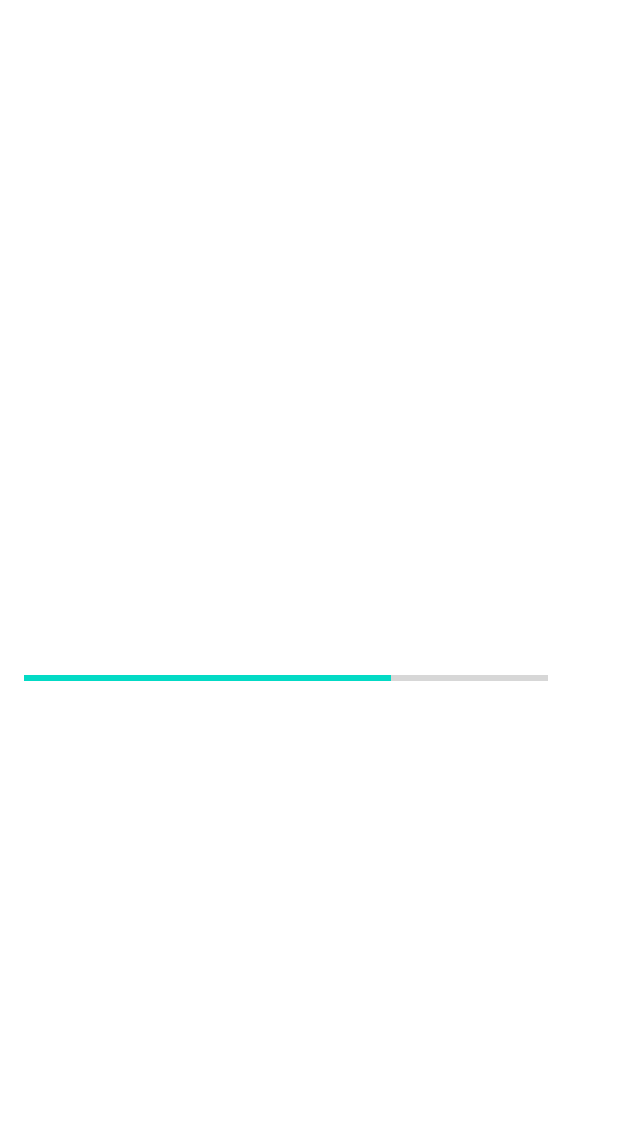
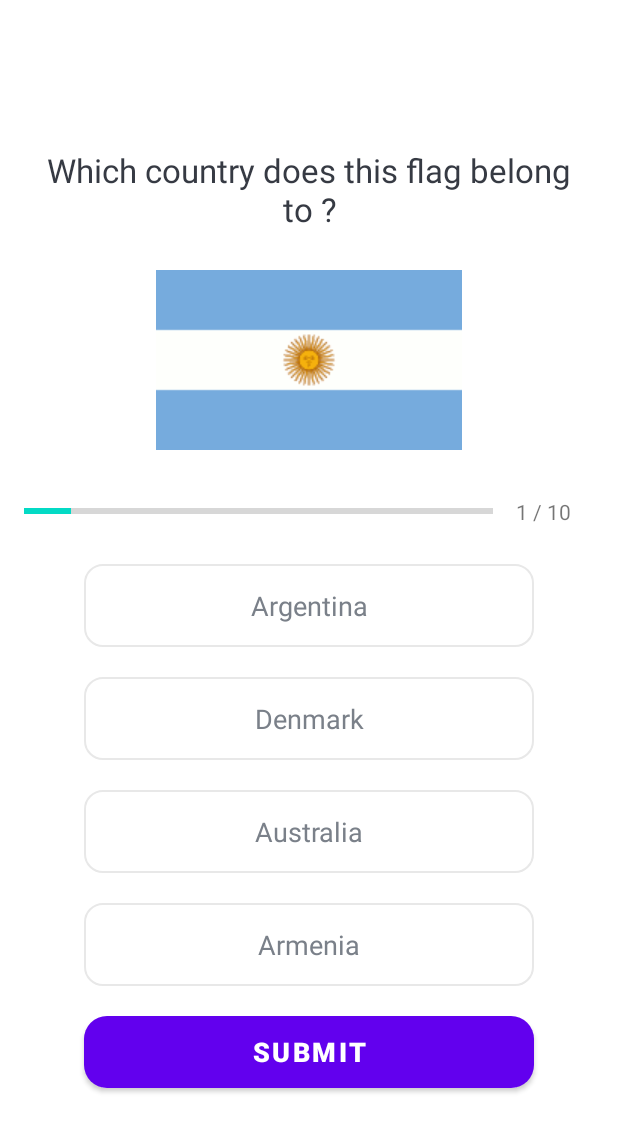
Before and after one commit to Satyum-Singh/Quiz-App, an Android app: the QuizQuestions screen opened directly, with no data from a screen before it, on a phone screen of 412 x 824 dp. Shown: the top 1132 px of the screen. Run offline under Robolectric (Android 15) with nearby library versions, the phone set to English and light mode, and no system bars.

Commit message:
Functionality of all button of second screen is ready.

```diff
--- a/app/src/main/java/com/example/quiz_app/QuizQuestions.kt
+++ b/app/src/main/java/com/example/quiz_app/QuizQuestions.kt
@@ -1,21 +1,160 @@
 package com.example.quiz_app
 
+import android.graphics.Color
+import android.graphics.Typeface
 import androidx.appcompat.app.AppCompatActivity
 import android.os.Bundle
 import android.provider.SyncStateContract.Constants
 import android.util.Log
+import android.view.View
+import android.view.ViewConfiguration
 import android.widget.Button
 import android.widget.EditText
-import com.example.quiz_app.Constraints.getQuestion
+import android.widget.ImageView
+import android.widget.ProgressBar
+import android.widget.TextView
+import androidx.appcompat.content.res.AppCompatResources.getDrawable
+import androidx.core.content.ContextCompat
+import androidx.core.content.ContextCompat.getDrawable
 
-class QuizQuestions : AppCompatActivity() {
+
+class QuizQuestions : AppCompatActivity(), View.OnClickListener {
+
+
+    private var mCurrentPosition : Int =1;
+    private var mQuestionsList : ArrayList<Questions>? = null
+    private var mSelectedOptionPosition : Int = 0;
+
+    private var progressBar: ProgressBar? = null
+    private var tvProgress : TextView? = null
+    private var tvQuestion : TextView? = null
+    private var ivImage : ImageView? = null
+
+    private var tvOptionOne : TextView? = null
+    private var tvOptionTwo : TextView? = null
+    private var tvOptionThree : TextView? = null
+    private var tvOptionFour : TextView? = null
+    private var btnSubmit : Button? = null
+
     override fun onCreate(savedInstanceState: Bundle?) {
         super.onCreate(savedInstanceState)
         setContentView(R.layout.activity_quiz_questions)
 
-        val questionsList = Constraints.getQuestion()
-        Log.i("QuestionsList size is","${questionsList.size}")
+        progressBar = findViewById(R.id.progressbar)
+        tvProgress = findViewById(R.id.tv_progress)
+        tvQuestion = findViewById(R.id.tv_ques)
+        ivImage = findViewById(R.id.iv_image)
+
+        tvOptionOne = findViewById(R.id.tv_option_one)
+        tvOptionTwo = findViewById(R.id.tv_option_two)
+        tvOptionThree = findViewById(R.id.tv_option_three)
+        tvOptionFour =findViewById(R.id.tv_option_four)
+
+        tvOptionOne?.setOnClickListener(this)
+        tvOptionTwo?.setOnClickListener(this)
+        tvOptionThree?.setOnClickListener(this)
+        tvOptionFour?.setOnClickListener(this)
+        btnSubmit?.setOnClickListener(this)
+
+        mQuestionsList = Constraints.getQuestion()
+        btnSubmit = findViewById(R.id.submit)
+        setQuestion()
 
 
     }
+
+    private fun setQuestion() {
+
+        mCurrentPosition = 1
+        val question: Questions = mQuestionsList!![mCurrentPosition - 1]
+        progressBar?.progress = mCurrentPosition
+        tvProgress?.text = "$mCurrentPosition / ${progressBar?.max}"
+        tvQuestion?.text = question.question
+        ivImage?.setImageResource(question.image)
+        tvOptionOne?.text = question.optionOne
+        tvOptionTwo?.text = question.optionTwo
+        tvOptionThree?.text = question.optionThree
+        tvOptionFour?.text = question.optionFour
+
+        if(mCurrentPosition == mQuestionsList!!.size){
+           btnSubmit?.text = "Finish"
+        }
+        else{
+            btnSubmit?.text = "Submit"
+        }
+
+    }
+
+    private fun defaultOptionsView(){
+
+        val options = ArrayList<TextView>()
+        tvOptionOne?.let{
+            options.add(0,it)
+        }
+        tvOptionTwo?.let{
+            options.add(1,it)
+        }
+        tvOptionThree?.let{
+            options.add(2,it)
+        }
+        tvOptionFour?.let{
+            options.add(3,it)
+        }
+
+        for(option in options){
+            option.setTextColor(Color.parseColor("#7a8089"))
+            option.typeface = Typeface.DEFAULT
+            option.background = ContextCompat.getDrawable(
+                this,
+                R.drawable.default_option_border_bg
+            )
+        }
+
+    }
+
+    private fun selectedOptionView(tv : TextView , selectedOption : Int){
+        defaultOptionsView()
+
+        mSelectedOptionPosition = selectedOption
+        tv.setTextColor(Color.parseColor("#363a43"))
+        tv.setTypeface(tv.typeface,Typeface.BOLD)
+        tv.background = ContextCompat.getDrawable(
+            this,
+            R.drawable.default_option_border_bg
+        )
+    }
+
+
+    override fun onClick(view: View?) {
+        when(view?.id){
+            R.id.tv_option_one -> {
+                tvOptionOne?.let{
+                    selectedOptionView(it,1)
+                }
+            }
+
+            R.id.tv_option_two -> {
+                tvOptionTwo?.let{
+                    selectedOptionView(it,2)
+                }
+            }
+
+            R.id.tv_option_three -> {
+                tvOptionThree?.let{
+                    selectedOptionView(it,3)
+                }
+            }
+
+            R.id.tv_option_four -> {
+                tvOptionFour?.let{
+                    selectedOptionView(it,4)
+                }
+            }
+
+//            R.id.btn_submit -> {
+//                //Todo "implement btn submit"
+//            }
+
+        }
+    }
 }
--- /dev/null
+++ b/app/src/main/res/drawable/default_option_border_bg.xml
@@ -0,0 +1,10 @@
+<?xml version="1.0" encoding="utf-8"?>
+<shape xmlns:android="http://schemas.android.com/apk/res/android" android:shape="rectangle">
+    <stroke
+        android:width="1dp"
+        android:color="#e8e8e8">
+    </stroke>
+    <solid android:color="@color/white" />
+    <corners android:radius="12dp" />
+    <padding android:left="10sp" android:right="10sp" android:bottom="3sp" android:top="3sp" />
+</shape>
--- /dev/null
+++ b/app/src/main/res/drawable/selected_option_border_bg.xml
@@ -0,0 +1,10 @@
+<?xml version="1.0" encoding="utf-8"?>
+<shape xmlns:android="http://schemas.android.com/apk/res/android" android:shape="rectangle">
+    <stroke
+        android:width="2dp"
+        android:color="@color/design_default_color_primary">
+    </stroke>
+    <solid android:color="@color/white" />
+    <corners android:radius="12dp" />
+    <padding android:left="10sp" android:right="10sp" android:bottom="3sp" android:top="3sp" />
+</shape>
--- a/app/src/main/res/layout/activity_main.xml
+++ b/app/src/main/res/layout/activity_main.xml
@@ -93,7 +93,7 @@
                 android:id="@+id/btn_start"
                 android:textColor="@color/white"
                 android:textSize="18sp"
-                tools:ignore="InvalidId" />
+                />
         </LinearLayout>
 
     </com.google.android.material.card.MaterialCardView>
--- a/app/src/main/res/layout/activity_quiz_questions.xml
+++ b/app/src/main/res/layout/activity_quiz_questions.xml
@@ -65,6 +65,72 @@
                 tools:text="7/10"
                 />
         </LinearLayout>
+
+        <TextView
+            android:id="@+id/tv_option_one"
+            android:layout_width="300dp"
+            android:layout_height="wrap_content"
+            android:layout_margin="10dp"
+            android:background="@drawable/default_option_border_bg"
+            android:layout_gravity="center"
+            android:textAlignment="center"
+            android:padding="15dp"
+            android:textColor="#7a8089"
+            android:textSize="18sp"
+            tools:text="Apple" />
+
+        <TextView
+            android:id="@+id/tv_option_two"
+            android:layout_width="300dp"
+            android:layout_height="wrap_content"
+            android:layout_margin="10dp"
+            android:background="@drawable/default_option_border_bg"
+            android:layout_gravity="center"
+            android:textAlignment="center"
+            android:padding="15dp"
+            android:textColor="#7a8089"
+            android:textSize="18sp"
+            tools:text="Apple" />
+
+        <TextView
+            android:id="@+id/tv_option_three"
+            android:layout_width="300dp"
+            android:layout_height="wrap_content"
+            android:layout_margin="10dp"
+            android:background="@drawable/default_option_border_bg"
+            android:layout_gravity="center"
+            android:textAlignment="center"
+            android:padding="15dp"
+            android:textColor="#7a8089"
+            android:textSize="18sp"
+            tools:text="Apple" />
+
+        <TextView
+            android:id="@+id/tv_option_four"
+            android:layout_width="300dp"
+            android:layout_height="wrap_content"
+            android:layout_margin="10dp"
+            android:background="@drawable/default_option_border_bg"
+            android:layout_gravity="center"
+            android:textAlignment="center"
+            android:padding="15dp"
+            android:textColor="#7a8089"
+            android:textSize="18sp"
+            tools:text="Apple" />
+
+        <Button
+            android:id="@+id/submit"
+            android:layout_width="300dp"
+            android:layout_height="wrap_content"
+            android:layout_margin="10dp"
+            android:background="@drawable/start_btn_round"
+            android:text="SUBMIT"
+            android:textColor="@color/white"
+            android:textSize="18sp"
+            android:textStyle="bold"
+            android:textAlignment="center" />
+
+
     </LinearLayout>
 
 </ScrollView>
```
